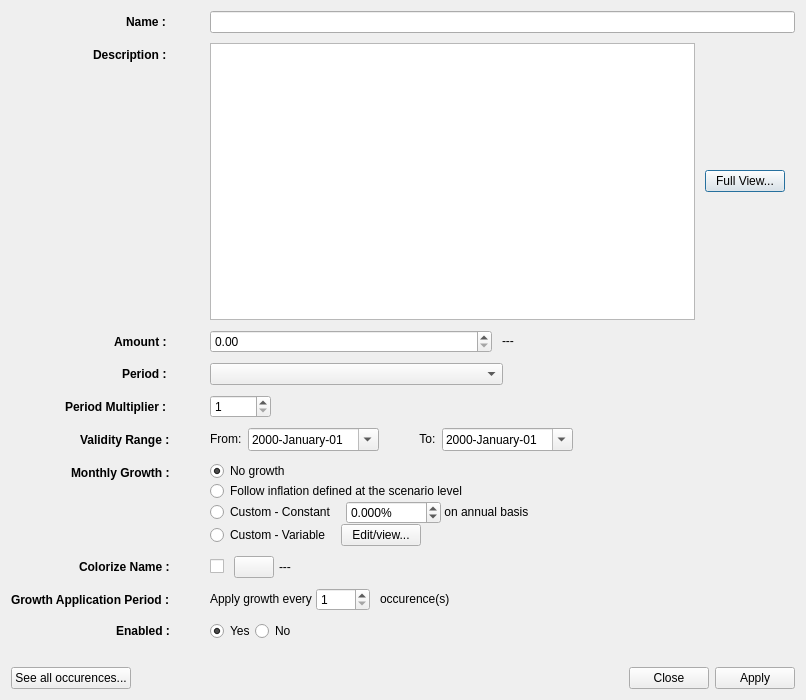
redmoon1945/gbp, file editperiodicdialog.ui: the form before one commit.
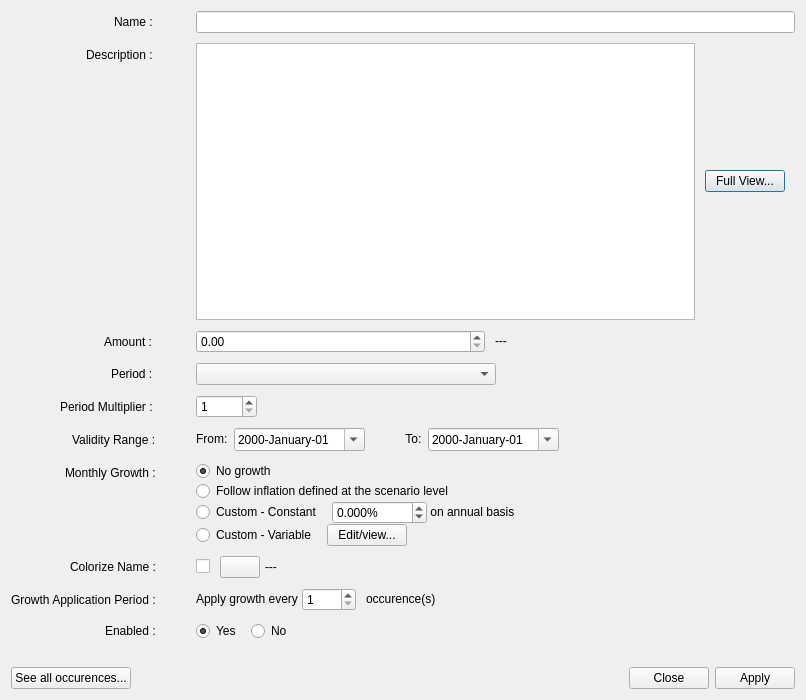
The form after the commit.

Patch:
```diff
--- a/editperiodicdialog.ui
+++ b/editperiodicdialog.ui
@@ -40,7 +40,7 @@
          </property>
          <property name="font">
           <font>
-           <bold>true</bold>
+           <bold>false</bold>
           </font>
          </property>
          <property name="text">
@@ -71,7 +71,7 @@
          </property>
          <property name="font">
           <font>
-           <bold>true</bold>
+           <bold>false</bold>
           </font>
          </property>
          <property name="text">
@@ -147,7 +147,7 @@
          </property>
          <property name="font">
           <font>
-           <bold>true</bold>
+           <bold>false</bold>
           </font>
          </property>
          <property name="text">
@@ -227,7 +227,7 @@
          </property>
          <property name="font">
           <font>
-           <bold>true</bold>
+           <bold>false</bold>
           </font>
          </property>
          <property name="whatsThis">
@@ -278,7 +278,7 @@
          </property>
          <property name="font">
           <font>
-           <bold>true</bold>
+           <bold>false</bold>
           </font>
          </property>
          <property name="text">
@@ -329,7 +329,7 @@
          </property>
          <property name="font">
           <font>
-           <bold>true</bold>
+           <bold>false</bold>
           </font>
          </property>
          <property name="whatsThis">
@@ -377,7 +377,7 @@
             <date>
              <year>1999</year>
              <month>12</month>
-             <day>18</day>
+             <day>16</day>
             </date>
            </property>
            <property name="displayFormat">
@@ -442,7 +442,7 @@
             <date>
              <year>1999</year>
              <month>12</month>
-             <day>20</day>
+             <day>18</day>
             </date>
            </property>
            <property name="displayFormat">
@@ -481,7 +481,7 @@
          </property>
          <property name="font">
           <font>
-           <bold>true</bold>
+           <bold>false</bold>
           </font>
          </property>
          <property name="whatsThis">
@@ -677,7 +677,7 @@
         <widget class="QLabel" name="label_15">
          <property name="font">
           <font>
-           <bold>true</bold>
+           <bold>false</bold>
           </font>
          </property>
          <property name="text">
@@ -771,7 +771,7 @@
          </property>
          <property name="font">
           <font>
-           <bold>true</bold>
+           <bold>false</bold>
           </font>
          </property>
          <property name="text">
@@ -864,7 +864,7 @@
          </property>
          <property name="font">
           <font>
-           <bold>true</bold>
+           <bold>false</bold>
           </font>
          </property>
          <property name="text">
@@ -893,6 +893,22 @@
            </attribute>
           </widget>
          </item>
+         <item>
+          <spacer name="horizontalSpacer_20">
+           <property name="orientation">
+            <enum>Qt::Horizontal</enum>
+           </property>
+           <property name="sizeType">
+            <enum>QSizePolicy::Fixed</enum>
+           </property>
+           <property name="sizeHint" stdset="0">
+            <size>
+             <width>10</width>
+             <height>20</height>
+            </size>
+           </property>
+          </spacer>
+         </item>
          <item>
           <widget class="QRadioButton" name="activeNoRadioButton">
            <property name="sizePolicy">
```
